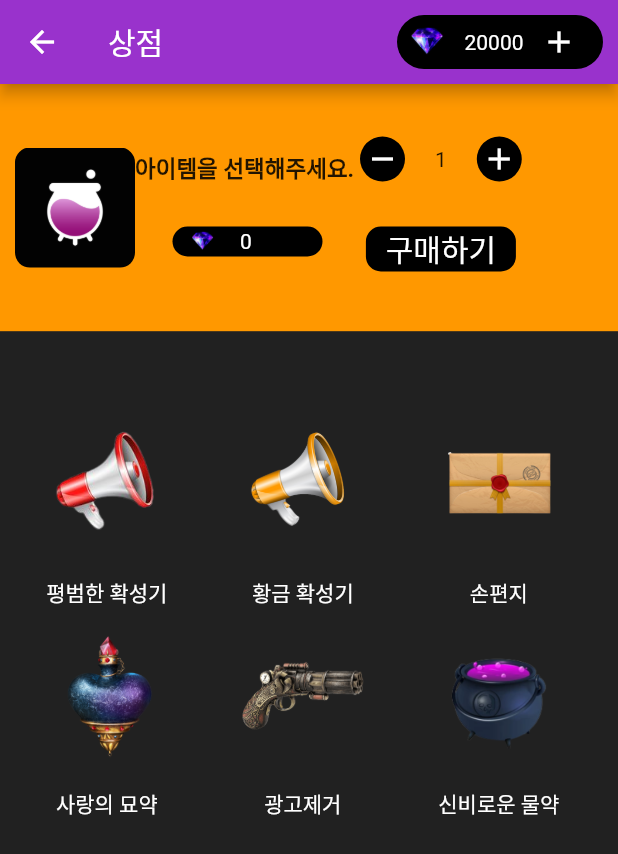
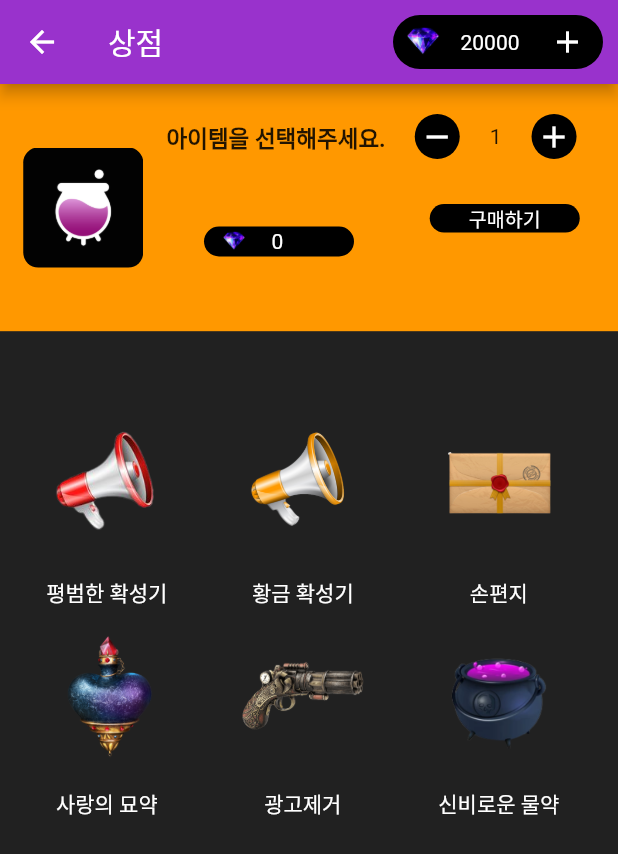
Before and after one commit to LoveCTTS/Alchemy, a Flutter app: the StorePage screen opened directly, on a phone screen of 412 x 824 dp. Shown: the top 854 px of the screen. Run offline on Flutter 3.47's test engine with Material 2 defaults, Android fonts, the phone set to English and light mode, and no system bars; our stand-ins replace bubble, cloud_firestore, firebase_auth, firebase_core, firebase_storage, flutter_spinkit and 7 more; missing offline and left inert: firebase_admob, matrix2d; accounts and stored records are empty; Roboto replaces fonts that are missing (Raleway-Regular).

```diff
--- a/lib/pages/group_page.dart
+++ b/lib/pages/group_page.dart
@@ -3,6 +3,7 @@ import 'dart:async';
 import 'package:cloud_firestore/cloud_firestore.dart';
 import 'package:firebase_auth/firebase_auth.dart';
 import 'package:flutter/material.dart';
+import 'package:linkproto/services/admob.dart';
 import '../helper/helper_functions.dart';
 import '../pages/search_page.dart';
 import '../services/auth_service.dart';
@@ -30,10 +31,12 @@ class _GroupPageState extends State<GroupPage> {
   void initState() {
     super.initState();
     _getUserAuthAndJoinedGroups();
+
   }
 
   @override
   void dispose(){
+
     _getUserAuthAndJoinedGroups().dispose();
     super.dispose();
   }
--- a/lib/pages/store_page.dart
+++ b/lib/pages/store_page.dart
@@ -20,13 +20,17 @@ class _StorePageState extends State<StorePage> {
   @override
   void initState() {
 
+    super.initState();
+  }
+  @override
+  void dispose(){
 
-    super.initState();
+    super.dispose();
   }
 
   @override
   Widget build(BuildContext context) {
-    var screenSize = MediaQuery.of(context).size;
+    var screenData = MediaQuery.of(context).size;
     return Scaffold(
       appBar: AppBar(
           title:Text("상점",style: TextStyle(color: Colors.white)),
@@ -39,7 +43,7 @@ class _StorePageState extends State<StorePage> {
             onTap: (){},
               child:
               Container(
-                width:screenSize.width/3,
+                width:140,
                   decoration: BoxDecoration(
                     borderRadius: BorderRadius.all(
                         Radius.circular(20)
@@ -61,34 +65,32 @@ class _StorePageState extends State<StorePage> {
                       image: AssetImage("images/diamond.png"),
                     ),
                   ),
-                ),SizedBox(width:10),
+                    ),SizedBox(width:10),
                     Text(purchasedMoney.toString()),
-                    SizedBox(width:screenSize.width/35),
-                    Icon(Icons.add),
+                    SizedBox(width:20),
+                    Icon(Icons.add)
 
           ]))
           ))
         ],
       ),
       body: Container(
-        width: screenSize.width,
-        height: screenSize.height,
+        width: screenData.width,
+        height: screenData.height,
         color: Color(0xff212121),
           child:Column(
             children: [
 
               Container(
-                  width: screenSize.width,
-                  height:screenSize.height/5,
+                  width: screenData.width,
+                  height:screenData.height/5,
                   color: Colors.orange,
-                  padding: EdgeInsets.fromLTRB(0, 20, 0, 20),
                   child:
                   Row(
-
+                    mainAxisAlignment: MainAxisAlignment.spaceEvenly, //행의 요소사이 간격 일정하게
+                    crossAxisAlignment: CrossAxisAlignment.center, // 열 기준으로 중간정렬
                     children: [
-                      Padding(
-                          padding: EdgeInsets.only(left:10),
-                          child:Container(
+                      Container(
                         width:80,
                         height:80,
                         decoration: BoxDecoration(
@@ -99,10 +101,9 @@ class _StorePageState extends State<StorePage> {
 
                           image: DecorationImage(
                             image: whichSelected==0?AssetImage("images/main_image.png"): AssetImage(itemImagePath)
-
                           ),
                         ),
-                      )),
+                      ),
                       Container(
 
                           child:Column(
@@ -111,7 +112,7 @@ class _StorePageState extends State<StorePage> {
                             SizedBox(height:5),
                             Container(
                               width: 150,
-                                height:50,
+                                height:70,
                                 child: whichSelected==0?Text("아이템을 선택해주세요.", style: TextStyle(fontSize:15,fontWeight: FontWeight.bold)):Text(itemDescription)
                             ),
                             Container(
@@ -147,7 +148,8 @@ class _StorePageState extends State<StorePage> {
 
                       ])),
                       Container(
-                        padding: EdgeInsets.only(top:15),
+                        width:120,
+                        padding: EdgeInsets.only(top:20),
                           child:Column(children:[
 
                             Row(children:[
@@ -218,17 +220,16 @@ class _StorePageState extends State<StorePage> {
                                 ),
 
 
-                                    child: Center(child:Text("구매하기",style: TextStyle(color:Colors.white,fontSize: 20)))
+                                    child: Center(child:Text("구매하기",style: TextStyle(color:Colors.white,fontSize: 13)))
                         )
                             )
                       ]))
 
                     ],)
               ),
-
               Container(
-                width: screenSize.width,
-                height: screenSize.height/1.8,
+                width: screenData.width,
+                height: screenData.height/1.8,
                   child:CustomScrollView(
                     primary: false,
                     slivers: <Widget>[
@@ -248,10 +249,12 @@ class _StorePageState extends State<StorePage> {
                                   itemDescription="전 서버의 유저들에게 한마디할 수 있는 아이템";
                                   itemPrice=5000;
                                 });
-                              }, child:Wrap(children: [
+                              },
+                              child:
+                              Wrap(children: [
                                     Container(
-                                  width:screenSize.width/5,
-                                  height:screenSize.height/5,
+                                  width:screenData.width/5,
+                                  height:screenData.height/5,
                                   decoration: BoxDecoration(
                                     shape: BoxShape.rectangle,
                                     borderRadius: BorderRadius.all(
@@ -280,8 +283,8 @@ class _StorePageState extends State<StorePage> {
                                 },
                                       child: Wrap(children: [
                                         Container(
-                                          width:screenSize.width/5,
-                                          height:screenSize.height/5,
+                                          width:screenData.width/5,
+                                          height:screenData.height/5,
                                           decoration: BoxDecoration(
                                             shape: BoxShape.rectangle,
                                             borderRadius: BorderRadius.all(
@@ -292,9 +295,7 @@ class _StorePageState extends State<StorePage> {
                                             ),
                                           ),
                                           child: Align(alignment: Alignment.bottomCenter,child:Text("황금 확성기",style: TextStyle(color:Colors.white)))
-
                                         ),
-
                                       ],),
                                 ),
                             GestureDetector(
@@ -310,8 +311,8 @@ class _StorePageState extends State<StorePage> {
                                 },
                                       child: Wrap(children: [
                                         Container(
-                                          width:screenSize.width/5,
-                                          height:screenSize.height/5,
+                                          width:screenData.width/5,
+                                          height:screenData.height/5,
                                           decoration: BoxDecoration(
                                             shape: BoxShape.rectangle,
                                             borderRadius: BorderRadius.all(
@@ -339,8 +340,8 @@ class _StorePageState extends State<StorePage> {
                                       child: Wrap(children: [
                                         Container(
 
-                                          width:screenSize.width/5,
-                                          height:screenSize.height/5,
+                                          width:screenData.width/5,
+                                          height:screenData.height/5,
                                           decoration: BoxDecoration(
                                             shape: BoxShape.rectangle,
                                             borderRadius: BorderRadius.all(
@@ -367,8 +368,8 @@ class _StorePageState extends State<StorePage> {
                               child: Wrap(children: [
                                         Container(
 
-                                          width:screenSize.width/5,
-                                          height:screenSize.height/5,
+                                          width:screenData.width/5,
+                                          height:screenData.height/5,
                                           decoration: BoxDecoration(
                                             shape: BoxShape.rectangle,
                                             borderRadius: BorderRadius.all(
@@ -397,8 +398,8 @@ class _StorePageState extends State<StorePage> {
                                   });
                                 }, child: Wrap(children: [
                                         Container(
-                                          width:screenSize.width/5,
-                                          height:screenSize.height/5,
+                                          width:screenData.width/5,
+                                          height:screenData.height/5,
                                           decoration: BoxDecoration(
                                             shape: BoxShape.rectangle,
                                             borderRadius: BorderRadius.all(
```
Also changed, not shown: lib/pages/agora_page.dart (+5 -3 lines), lib/pages/chat_page.dart (+10 -2 lines), lib/pages/home_page.dart (+11 -5 lines), lib/pages/profile_page.dart (+21 -16 lines), lib/services/admob.dart (+34 -25 lines), lib/widgets/group_tile.dart (+6 -2 lines).
